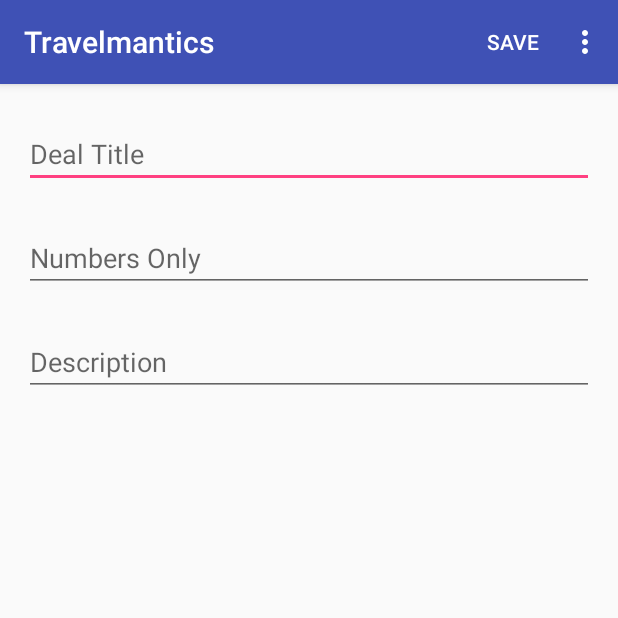
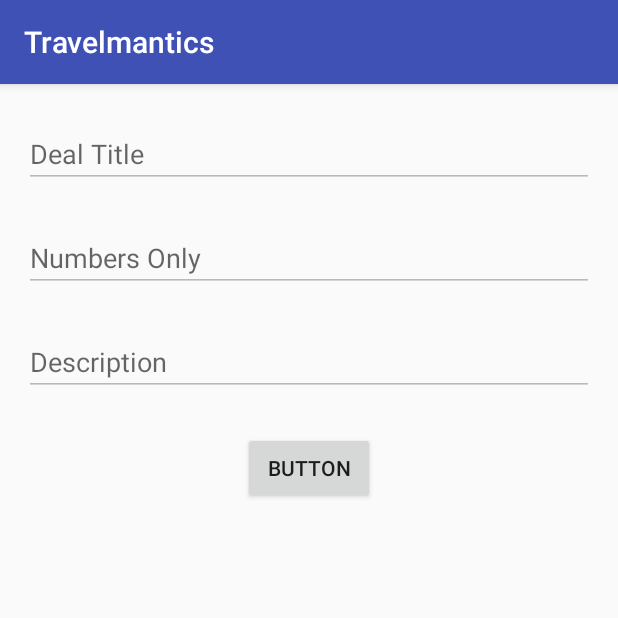
Before and after one commit to rx-precious/Travelmantics, an Android app: the DealActivity screen opened directly, with no data from a screen before it, on a phone screen of 412 x 824 dp, the top half of it. Run offline under Robolectric (Android 15) with nearby library versions, the phone set to English and light mode, and no system bars; our stand-ins replace Firebase (no records; nobody signed in at launch, a user with empty details on screens opened directly), Picasso.

Commit message:
ImageView working properly in DealsActivity on;ly

```diff
--- a/app/src/main/java/com/preccydev/travelmantics/DealActivity.java
+++ b/app/src/main/java/com/preccydev/travelmantics/DealActivity.java
@@ -1,37 +1,52 @@
 package com.preccydev.travelmantics;
 
+import androidx.annotation.Nullable;
 import androidx.appcompat.app.AppCompatActivity;
 
 import android.content.Intent;
+import android.content.res.Resources;
+import android.net.Uri;
 import android.os.Bundle;
+import android.util.Log;
 import android.view.Menu;
 import android.view.MenuInflater;
 import android.view.MenuItem;
+import android.view.View;
+import android.widget.Button;
 import android.widget.EditText;
+import android.widget.ImageView;
 import android.widget.Toast;
 
-import com.google.android.material.snackbar.Snackbar;
+import com.google.android.gms.tasks.OnSuccessListener;
+import com.google.android.gms.tasks.Task;
 import com.google.firebase.database.DatabaseReference;
 import com.google.firebase.database.FirebaseDatabase;
+import com.google.firebase.storage.StorageReference;
+import com.google.firebase.storage.UploadTask;
+import com.squareup.picasso.Picasso;
 
 public class DealActivity extends AppCompatActivity {
     private FirebaseDatabase mFirebaseDatabase;
     private DatabaseReference mDatabaseReference;
+    private static final int PICTURE_RESULT = 42;
     EditText txtTitle;
     EditText txtPrice;
     EditText txtDescription;
+    Button btnIm ;
+    ImageView mImageView;
 
     TravelDeal deal;
 
     @Override
     protected void onCreate(Bundle savedInstanceState) {
         super.onCreate(savedInstanceState);
-        setContentView(R.layout.activity_insert);
+        setContentView(R.layout.activity_deal);
         mFirebaseDatabase = FirebaseUtils.sFirebaseDatabase;
         mDatabaseReference = FirebaseUtils.sDatabaseReference;
         txtTitle = findViewById(R.id.txtTitle);
         txtDescription = findViewById(R.id.txtDescription);
         txtPrice = findViewById(R.id.txtPrice);
+        mImageView = findViewById(R.id.imageView);
         Intent intent = getIntent();
         TravelDeal deal = (TravelDeal) intent.getSerializableExtra("Deal");
         if (deal == null) {
@@ -41,6 +56,18 @@ public class DealActivity extends AppCompatActivity {
         txtTitle.setText(deal.getTitle());
         txtDescription.setText(deal.getDescription());
         txtDescription.setText(deal.getPrice());
+        showImae(deal.getImageUrl());
+        btnIm = findViewById(R.id.brn_ima);
+        btnIm.setOnClickListener(new View.OnClickListener() {
+            @Override
+            public void onClick(View view) {
+                Intent intent = new Intent(Intent.ACTION_GET_CONTENT);
+                intent.setType("image/jpeg");
+                intent.putExtra(Intent.EXTRA_LOCAL_ONLY, true);
+                startActivityForResult(intent.createChooser(intent, "Insert Picture"), PICTURE_RESULT);
+            }
+        });
+
     }
 
     @Override
@@ -99,8 +126,62 @@ public class DealActivity extends AppCompatActivity {
     public boolean onCreateOptionsMenu(Menu menu) {
         MenuInflater inflater = getMenuInflater();
         inflater.inflate(R.menu.save_menu, menu);
+        if (FirebaseUtils.isAdmin){
+            menu.findItem(R.id.delete_menu).setVisible(true);
+            menu.findItem(R.id.save_menu).setVisible(true);
+            enableEdit(true);
+
+        }else{
+            menu.findItem(R.id.delete_menu).setVisible(false);
+            menu.findItem(R.id.save_menu).setVisible(false);
+            enableEdit(false);
+
+        }
         return true;
     }
 
+    public void enableEdit(boolean isEnabled){
+        txtTitle.setEnabled(isEnabled);
+        txtDescription.setEnabled(isEnabled);
+        txtPrice.setEnabled(isEnabled);
 
+    }
+
+    @Override
+    protected void onActivityResult(int requestCode, int resultCode, @Nullable Intent data) {
+        super.onActivityResult(requestCode, resultCode, data);
+        if (requestCode == PICTURE_RESULT && resultCode == RESULT_OK){
+            Uri imaeUri = data.getData();
+            final StorageReference ref = FirebaseUtils.sStorageReference.child(imaeUri.getLastPathSegment());
+            ref.putFile(imaeUri).addOnSuccessListener(this, new OnSuccessListener<UploadTask.TaskSnapshot>() {
+                @Override
+                public void onSuccess(UploadTask.TaskSnapshot taskSnapshot) {
+                    Task<Uri> uriTask = taskSnapshot.getStorage().getDownloadUrl();
+                    uriTask.addOnSuccessListener(new OnSuccessListener<Uri>() {
+                        @Override
+                        public void onSuccess(Uri uri) {
+                            String url = uri.toString();
+                            Log.d("load",url);
+                            deal.setImageUrl(url);
+                            showImae(url);
+                        }
+                    });
+
+
+                }
+            });
+        }
+    }
+
+    private void showImae(String url){
+        if (url != null && url.isEmpty() == false){
+            int width = Resources.getSystem().getDisplayMetrics().widthPixels;
+            Picasso.get()
+                    .load(url)
+                    .centerCrop()
+                    .resize(width, width*2/3)
+                    .into(mImageView);
+
+        }
+    }
 }
--- a/app/src/main/java/com/preccydev/travelmantics/DealAdapter.java
+++ b/app/src/main/java/com/preccydev/travelmantics/DealAdapter.java
@@ -27,7 +27,6 @@ public class DealAdapter extends RecyclerView.Adapter<DealAdapter.DealViewHolder
     private DatabaseReference mDatabaseReference;
     private ChildEventListener mChildEventListener;
     public DealAdapter(){
-       //FirebaseUtils.openFbReference("traveldeals");
         mFirebaseDatabase = FirebaseUtils.sFirebaseDatabase;
         mDatabaseReference = FirebaseUtils.sDatabaseReference;
         this.deals = FirebaseUtils.sDeals;
@@ -39,7 +38,6 @@ public class DealAdapter extends RecyclerView.Adapter<DealAdapter.DealViewHolder
                 td.setId(dataSnapshot.getKey());
                 deals.add(td);
                 notifyItemInserted(deals.size() - 1);
-
             }
 
             @Override
--- a/app/src/main/res/layout/activity_insert.xml
+++ b/app/src/main/res/layout/activity_deal.xml
@@ -45,4 +45,28 @@
         app:layout_constraintEnd_toEndOf="parent"
         app:layout_constraintStart_toStartOf="parent"
         app:layout_constraintTop_toBottomOf="@+id/txtPrice" />
+
+    <Button
+        android:id="@+id/brn_ima"
+        android:layout_width="wrap_content"
+        android:layout_height="wrap_content"
+        android:layout_marginStart="16dp"
+        android:layout_marginTop="24dp"
+        android:layout_marginEnd="16dp"
+        android:text="Button"
+        app:layout_constraintEnd_toEndOf="parent"
+        app:layout_constraintStart_toStartOf="parent"
+        app:layout_constraintTop_toBottomOf="@+id/txtDescription" />
+
+    <ImageView
+        android:id="@+id/imageView"
+        android:layout_width="wrap_content"
+        android:layout_height="wrap_content"
+        android:layout_marginStart="16dp"
+        android:layout_marginTop="21dp"
+        android:layout_marginEnd="16dp"
+        app:layout_constraintEnd_toEndOf="parent"
+        app:layout_constraintStart_toStartOf="parent"
+        app:layout_constraintTop_toBottomOf="@+id/brn_ima"
+        app:srcCompat="@android:color/transparent" />
 </androidx.constraintlayout.widget.ConstraintLayout>
--- a/app/src/main/res/menu/list_activity_menu.xml
+++ b/app/src/main/res/menu/list_activity_menu.xml
@@ -6,4 +6,8 @@
         android:id="@+id/insert_menu"
         android:title="New Travel Deal"
         app:showAsAction="never" />
+    <item
+        android:id="@+id/logout_menu"
+        android:title="Log Out"
+        app:showAsAction="never" />
 </menu>
```
Also changed, not shown: app/build.gradle (+3 -4 lines), app/src/main/java/com/preccydev/travelmantics/FirebaseUtils.java (+68 -11 lines), app/src/main/java/com/preccydev/travelmantics/ListActivity.java (+36 -8 lines).
